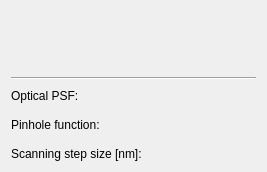
Before: the Qt Designer form frcpredict/ui/input/imaging/imaging_settings_w.ui in Bodeeen/Resolution_prediction_software, drawn with Qt 5.
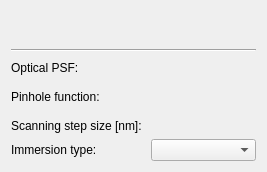
After: the same form once the commit is applied. Custom widgets are drawn as their Qt base class.

```diff
--- a/frcpredict/ui/input/imaging/imaging_settings_w.ui
+++ b/frcpredict/ui/input/imaging/imaging_settings_w.ui
@@ -41,25 +41,44 @@
         <number>9</number>
        </property>
        <property name="verticalSpacing">
-        <number>15</number>
+        <number>6</number>
        </property>
-       <item row="1" column="0">
-        <widget class="QLabel" name="lblPinholeFunction">
-         <property name="text">
-          <string>Pinhole function:</string>
-         </property>
-        </widget>
-       </item>
        <item row="1" column="1">
-        <widget class="PatternFieldWidget" name="editPinholeFunction" native="true">
-         <property name="normalizeVisualisation" stdset="0">
-          <bool>true</bool>
+        <spacer name="verticalSpacer_2">
+         <property name="orientation">
+          <enum>Qt::Vertical</enum>
+         </property>
+         <property name="sizeType">
+          <enum>QSizePolicy::Fixed</enum>
+         </property>
+         <property name="sizeHint" stdset="0">
+          <size>
+           <width>20</width>
+           <height>9</height>
+          </size>
+         </property>
+        </spacer>
+       </item>
+       <item row="5" column="0">
+        <widget class="QLabel" name="lblImmersionType">
+         <property name="text">
+          <string>Immersion type:</string>
          </property>
         </widget>
        </item>
+       <item row="5" column="1">
+        <widget class="QComboBox" name="editImmersionType"/>
+       </item>
        <item row="0" column="1">
         <widget class="PatternFieldWidget" name="editOpticalPsf" native="true"/>
        </item>
+       <item row="2" column="0">
+        <widget class="QLabel" name="lblPinholeFunction">
+         <property name="text">
+          <string>Pinhole function:</string>
+         </property>
+        </widget>
+       </item>
        <item row="0" column="0">
         <widget class="QLabel" name="lblOpticalPsf">
          <property name="text">
@@ -67,14 +86,14 @@
          </property>
         </widget>
        </item>
-       <item row="2" column="0">
-        <widget class="QLabel" name="lblScanningStepSize">
-         <property name="text">
-          <string>Scanning step size [nm]:</string>
-         </property>
-        </widget>
-       </item>
        <item row="2" column="1">
+        <widget class="PatternFieldWidget" name="editPinholeFunction" native="true">
+         <property name="normalizeVisualisation" stdset="0">
+          <bool>true</bool>
+         </property>
+        </widget>
+       </item>
+       <item row="4" column="1">
         <widget class="ExtendedFreeFloatBox" name="editScanningStepSize" native="true">
          <property name="sizePolicy">
           <sizepolicy hsizetype="Preferred" vsizetype="Fixed">
@@ -84,6 +103,61 @@
          </property>
         </widget>
        </item>
+       <item row="4" column="0">
+        <widget class="QLabel" name="lblScanningStepSize">
+         <property name="text">
+          <string>Scanning step size [nm]:</string>
+         </property>
+        </widget>
+       </item>
+       <item row="1" column="0">
+        <spacer name="verticalSpacer">
+         <property name="orientation">
+          <enum>Qt::Vertical</enum>
+         </property>
+         <property name="sizeType">
+          <enum>QSizePolicy::Fixed</enum>
+         </property>
+         <property name="sizeHint" stdset="0">
+          <size>
+           <width>20</width>
+           <height>9</height>
+          </size>
+         </property>
+        </spacer>
+       </item>
+       <item row="3" column="0">
+        <spacer name="verticalSpacer_3">
+         <property name="orientation">
+          <enum>Qt::Vertical</enum>
+         </property>
+         <property name="sizeType">
+          <enum>QSizePolicy::Fixed</enum>
+         </property>
+         <property name="sizeHint" stdset="0">
+          <size>
+           <width>20</width>
+           <height>9</height>
+          </size>
+         </property>
+        </spacer>
+       </item>
+       <item row="3" column="1">
+        <spacer name="verticalSpacer_4">
+         <property name="orientation">
+          <enum>Qt::Vertical</enum>
+         </property>
+         <property name="sizeType">
+          <enum>QSizePolicy::Fixed</enum>
+         </property>
+         <property name="sizeHint" stdset="0">
+          <size>
+           <width>20</width>
+           <height>9</height>
+          </size>
+         </property>
+        </spacer>
+       </item>
       </layout>
      </item>
     </layout>
```
